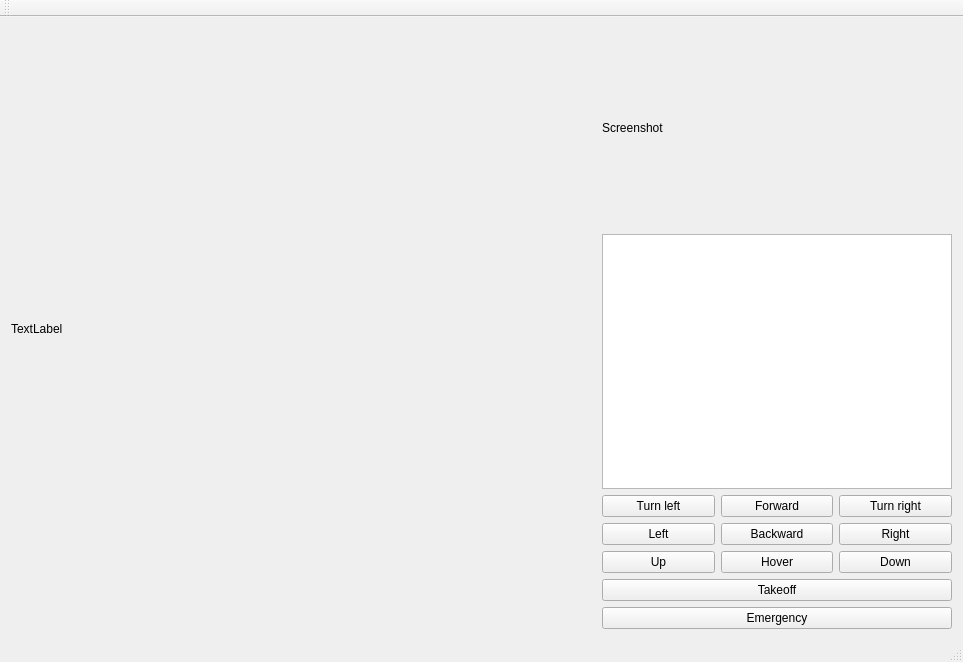
The window that opencvDemo/mainwindow.ui (Yerianna/Qt) describes before a commit, drawn with Qt 5.
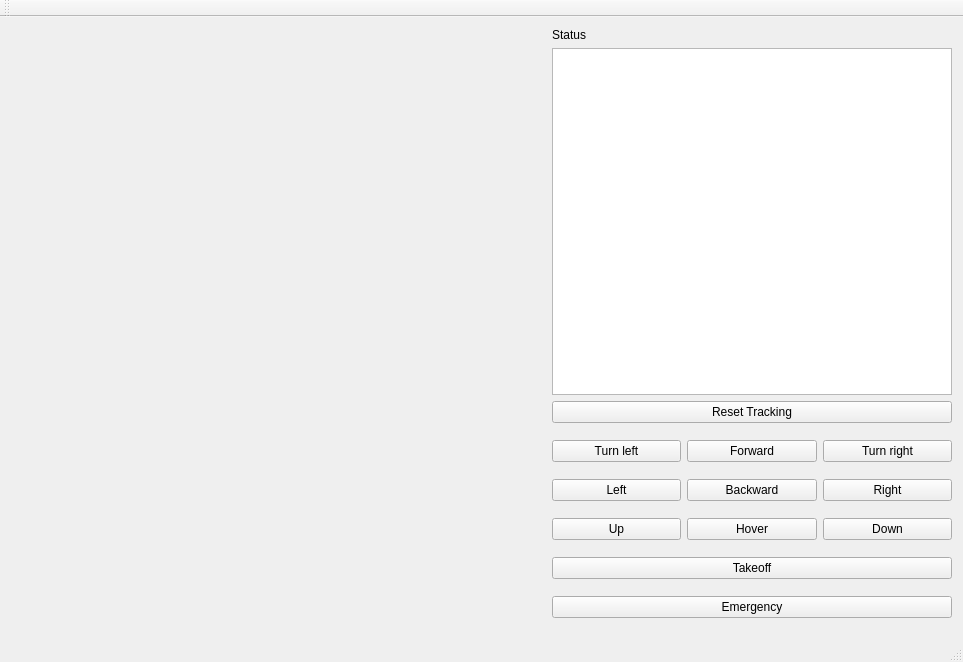
The same window after the commit.

Diff of the .ui file:
```diff
--- a/opencvDemo/mainwindow.ui
+++ b/opencvDemo/mainwindow.ui
@@ -15,7 +15,7 @@
   </property>
   <widget class="QWidget" name="centralWidget">
    <layout class="QGridLayout" name="gridLayout_2">
-    <item row="0" column="0" rowspan="3">
+    <item row="0" column="0" rowspan="3" colspan="2">
      <widget class="QLabel" name="lblVideofeed">
       <property name="minimumSize">
        <size>
@@ -24,11 +24,35 @@
        </size>
       </property>
       <property name="text">
-       <string>TextLabel</string>
+       <string/>
       </property>
      </widget>
     </item>
-    <item row="0" column="1">
+    <item row="0" column="2">
+     <widget class="QLabel" name="lblStatus">
+      <property name="text">
+       <string>Status</string>
+      </property>
+     </widget>
+    </item>
+    <item row="1" column="2">
+     <widget class="QTextEdit" name="textEdit">
+      <property name="maximumSize">
+       <size>
+        <width>400</width>
+        <height>16777215</height>
+       </size>
+      </property>
+     </widget>
+    </item>
+    <item row="2" column="2">
+     <widget class="QPushButton" name="btnResetTracking">
+      <property name="text">
+       <string>Reset Tracking</string>
+      </property>
+     </widget>
+    </item>
+    <item row="3" column="0">
      <widget class="QLabel" name="lblScreenshot">
       <property name="sizePolicy">
        <sizepolicy hsizetype="Fixed" vsizetype="Preferred">
@@ -49,12 +73,24 @@
        </size>
       </property>
       <property name="text">
-       <string>Screenshot</string>
+       <string/>
       </property>
      </widget>
     </item>
-    <item row="1" column="1">
-     <widget class="QPlainTextEdit" name="txtStatus">
+    <item row="3" column="1">
+     <widget class="QLabel" name="lblScreenshot2">
+      <property name="sizePolicy">
+       <sizepolicy hsizetype="Fixed" vsizetype="Preferred">
+        <horstretch>0</horstretch>
+        <verstretch>0</verstretch>
+       </sizepolicy>
+      </property>
+      <property name="minimumSize">
+       <size>
+        <width>0</width>
+        <height>200</height>
+       </size>
+      </property>
       <property name="maximumSize">
        <size>
         <width>350</width>
@@ -63,7 +99,7 @@
       </property>
      </widget>
     </item>
-    <item row="2" column="1">
+    <item row="3" column="2">
      <layout class="QGridLayout" name="gridLayout">
       <item row="0" column="0">
        <widget class="QPushButton" name="btnTurnLeft">
```
Left out of the diff: 5 changed lines with no effect on the pictures.
